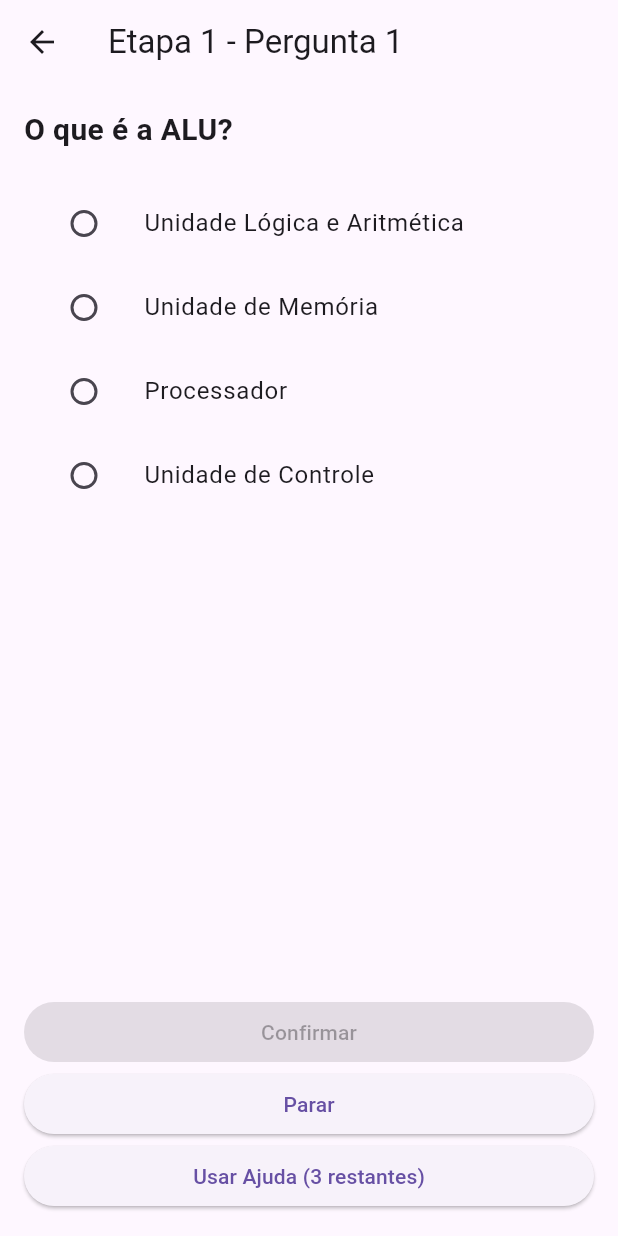
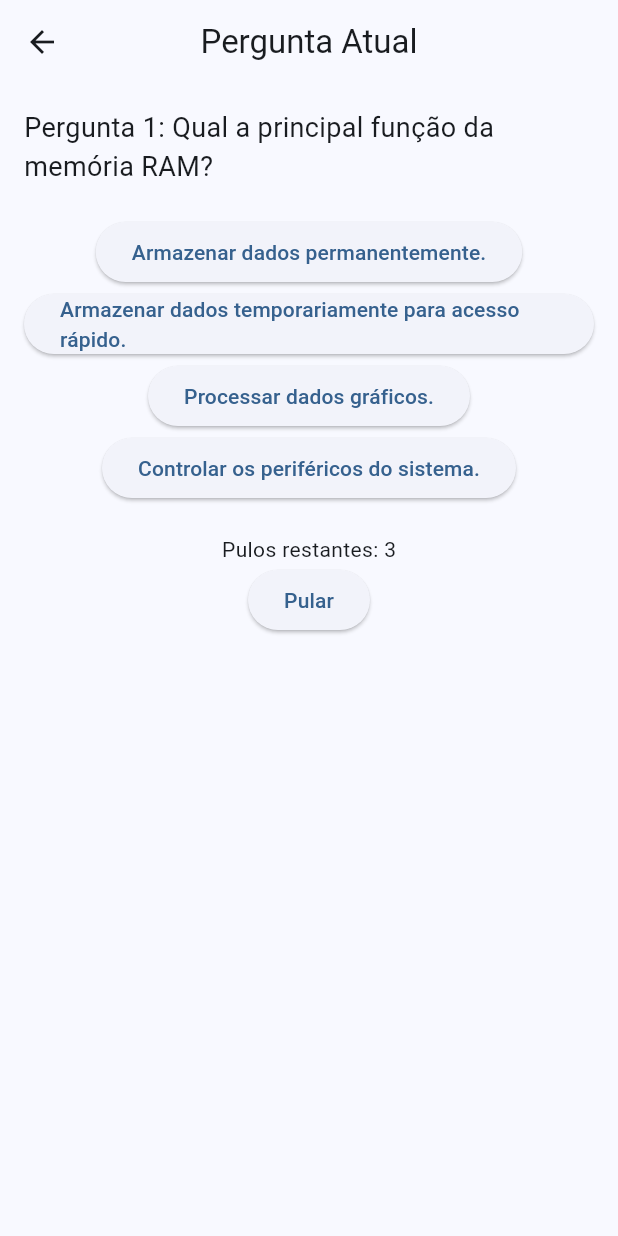
Before and after one commit to gabrielamds/AOCApp, a Flutter app: the TelaPerguntas screen opened directly, on a phone screen of 412 x 824 dp. Run offline on Flutter 3.47's test engine with Material 3 defaults, Android fonts, the phone set to English and light mode, and no system bars.

```diff
--- a/lib/main.dart
+++ b/lib/main.dart
@@ -5,222 +5,85 @@ void main() {
 }
 
 class QuemQuerSerEngenheiro extends StatelessWidget {
-  const QuemQuerSerEngenheiro({Key? key}) : super(key: key);
+  const QuemQuerSerEngenheiro({super.key});
 
   @override
   Widget build(BuildContext context) {
     return MaterialApp(
       title: 'Quem Quer Ser um Engenheiro?',
-      theme: ThemeData(primarySwatch: Colors.blue),
+      theme: ThemeData(
+        colorScheme: ColorScheme.fromSeed(seedColor: Colors.blue),
+        useMaterial3: true,
+      ),
       home: const TelaInicial(),
     );
   }
 }
 
+// Tela Inicial
 class TelaInicial extends StatelessWidget {
-  const TelaInicial({Key? key}) : super(key: key);
+  const TelaInicial({super.key});
 
   @override
   Widget build(BuildContext context) {
     return Scaffold(
-      appBar: AppBar(title: const Text('Quem Quer Ser um Engenheiro?')),
-      body: Center(
-        child: ElevatedButton(
+      body: Container(
+        width: double.infinity,
+        decoration: const BoxDecoration(
+          gradient: LinearGradient(
+            colors: [Colors.blue, Colors.lightBlueAccent],
+            begin: Alignment.topCenter,
+            end: Alignment.bottomCenter,
+          ),
+        ),
+        child: Column(
+          mainAxisAlignment: MainAxisAlignment.center,
+          children: [
+            const Text(
+              'Quem Quer Ser um Engenheiro?',
+              style: TextStyle(
+                fontSize: 32,
+                fontWeight: FontWeight.bold,
+                color: Colors.white,
+              ),
+              textAlign: TextAlign.center,
+            ),
+            const SizedBox(height: 50),
+            ElevatedButton(
               onPressed: () {
                 Navigator.push(
                   context,
                   MaterialPageRoute(builder: (context) => const TelaPerguntas()),
                 );
               },
-          child: const Text('Começar Jogo'),
+              child: const Text('Iniciar Jogo'),
             ),
+            ElevatedButton(
+              onPressed: () {
+                showDialog(
+                  context: context,
+                  builder: (ctx) => AlertDialog(
+                    title: const Text('Instruções'),
+                    content: const Text(
+                      'Responda as perguntas corretamente e use as ajudas quando necessário. '
+                      'O objetivo final é acumular conhecimento e passar na matéria!',
+                    ),
+                    actions: [
+                      TextButton(
+                        onPressed: () {
+                          Navigator.of(ctx).pop();
+                        },
+                        child: const Text('Entendi!'),
+                      ),
+                    ],
                   ),
                 );
-  }
-}
-
-class TelaPerguntas extends StatefulWidget {
-  const TelaPerguntas({Key? key}) : super(key: key);
-
-  @override
-  State<TelaPerguntas> createState() => _TelaPerguntasState();
-}
-
-class _TelaPerguntasState extends State<TelaPerguntas> {
-  // Dados do jogo: perguntas organizadas por etapas
-  final List<List<Map<String, dynamic>>> etapas = [
-    // Etapa 1
-    [
-      {
-        "pergunta": "O que é a ALU?",
-        "opcoes": [
-          "Unidade Lógica e Aritmética",
-          "Unidade de Memória",
-          "Processador",
-          "Unidade de Controle"
-        ],
-        "resposta_correta": 0,
               },
-      {
-        "pergunta": "O que é uma memória RAM?",
-        "opcoes": [
-          "Memória secundária",
-          "Memória de acesso rápido",
-          "Memória não volátil",
-          "Memória de armazenamento permanente"
-        ],
-        "resposta_correta": 1,
-      },
-      // Adicione mais perguntas da Etapa 1...
-    ],
-    // Etapa 2
-    [
-      {
-        "pergunta": "O que é um registrador?",
-        "opcoes": [
-          "Um tipo de processador",
-          "Uma memória interna rápida",
-          "Um controlador de barramento",
-          "Uma placa de rede"
-        ],
-        "resposta_correta": 1,
-      },
-      // Adicione perguntas da Etapa 2...
-    ],
-    // Etapa Final
-    [
-      {
-        "pergunta": "Quem criou a arquitetura von Neumann?",
-        "opcoes": [
-          "Alan Turing",
-          "John von Neumann",
-          "Ada Lovelace",
-          "Niklaus Wirth"
-        ],
-        "resposta_correta": 1,
-      },
-    ],
-  ];
-
-  int etapaAtual = 0; // Controla a etapa atual
-  int perguntaAtual = 0; // Índice da pergunta dentro da etapa
-  int pontuacao = 0; // Pontuação acumulada
-  int valorPergunta = 1000; // Valor inicial das perguntas
-  int? respostaSelecionada; // Índice da resposta selecionada
-  int ajudasRestantes = 3; // Número de ajudas disponíveis
-
-  void usarAjuda() {
-    if (ajudasRestantes > 0) {
-      setState(() {
-        ajudasRestantes--;
-        // Implementação de ajuda: remove opções incorretas visualmente
-      });
-    }
-  }
-
-  void pararJogo() {
-    Navigator.pushReplacement(
-      context,
-      MaterialPageRoute(
-        builder: (context) => TelaResultados(
-          pontuacao: pontuacao,
-          mensagem: 'Você optou por parar!',
-        ),
-      ),
-    );
-  }
-
-  void verificarResposta() {
-    setState(() {
-      if (respostaSelecionada == etapas[etapaAtual][perguntaAtual]["resposta_correta"]) {
-        pontuacao += valorPergunta;
-        proximaPergunta();
-      } else {
-        // Penalidade: metade do valor acumulado
-        pontuacao = (pontuacao / 2).round();
-        Navigator.pushReplacement(
-          context,
-          MaterialPageRoute(
-            builder: (context) => TelaResultados(
-              pontuacao: pontuacao,
-              mensagem: 'Você errou!',
-            ),
-          ),
-        );
-      }
-    });
-  }
-
-  void proximaPergunta() {
-    respostaSelecionada = null; // Reseta a seleção
-    perguntaAtual++;
-
-    if (perguntaAtual >= etapas[etapaAtual].length) {
-      if (etapaAtual == etapas.length - 1) {
-        // Final do jogo
-        Navigator.pushReplacement(
-          context,
-          MaterialPageRoute(
-            builder: (context) => TelaResultados(
-              pontuacao: pontuacao,
-              mensagem: 'Parabéns, você venceu!',
-            ),
-          ),
-        );
-      } else {
-        // Próxima etapa
-        etapaAtual++;
-        perguntaAtual = 0;
-        valorPergunta *= 10; // Aumenta o valor da pergunta
-      }
-    }
-  }
-
-  @override
-  Widget build(BuildContext context) {
-    final pergunta = etapas[etapaAtual][perguntaAtual];
-
-    return Scaffold(
-      appBar: AppBar(
-        title: Text('Etapa ${etapaAtual + 1} - Pergunta ${perguntaAtual + 1}'),
-      ),
-      body: Padding(
-        padding: const EdgeInsets.all(16.0),
-        child: Column(
-          crossAxisAlignment: CrossAxisAlignment.stretch,
-          children: [
-            Text(
-              pergunta["pergunta"],
-              style: const TextStyle(fontSize: 20, fontWeight: FontWeight.bold),
-            ),
-            const SizedBox(height: 20),
-            ...List.generate(pergunta["opcoes"].length, (index) {
-              return ListTile(
-                title: Text(pergunta["opcoes"][index]),
-                leading: Radio<int>(
-                  value: index,
-                  groupValue: respostaSelecionada,
-                  onChanged: (value) {
-                    setState(() {
-                      respostaSelecionada = value;
-                    });
-                  },
-                ),
-              );
-            }),
-            const Spacer(),
-            ElevatedButton(
-              onPressed: respostaSelecionada != null ? verificarResposta : null,
-              child: const Text('Confirmar'),
+              child: const Text('Instruções'),
             ),
             ElevatedButton(
-              onPressed: pararJogo,
-              child: const Text('Parar'),
-            ),
-            if (ajudasRestantes > 0)
-              ElevatedButton(
-                onPressed: usarAjuda,
-                child: Text('Usar Ajuda ($ajudasRestantes restantes)'),
+              onPressed: () => Navigator.of(context).pop(),
+              child: const Text('Sair'),
             ),
           ],
         ),
@@ -229,31 +92,148 @@ class _TelaPerguntasState extends State<TelaPerguntas> {
   }
 }
 
-class TelaResultados extends StatelessWidget {
+// Tela de Perguntas
+class TelaPerguntas extends StatefulWidget {
+  const TelaPerguntas({super.key});
+
+  @override
+  State<TelaPerguntas> createState() => _TelaPerguntasState();
+}
+
+class _TelaPerguntasState extends State<TelaPerguntas> {
+  final List<Map<String, dynamic>> perguntas = [
+    {
+      'texto': 'Qual a principal função da memória RAM?',
+      'alternativas': [
+        'Armazenar dados permanentemente.',
+        'Armazenar dados temporariamente para acesso rápido.',
+        'Processar dados gráficos.',
+        'Controlar os periféricos do sistema.',
+      ],
+      'correta': 1,
+    },
+    {
+      'texto': 'O que é um barramento no computador?',
+      'alternativas': [
+        'Uma rota de transporte de dados entre componentes.',
+        'Um tipo de memória secundária.',
+        'O processador do sistema.',
+        'Um componente responsável pela energia.',
+      ],
+      'correta': 0,
+    },
+    // Adicione mais perguntas...
+  ];
+
+  int perguntaAtual = 0;
+  int pontuacao = 0;
+  int pulosRestantes = 3;
+
+  void responder(int index) {
+    if (index == perguntas[perguntaAtual]['correta']) {
+      setState(() {
+        pontuacao += 1000 * (perguntaAtual + 1);
+        perguntaAtual++;
+      });
+    } else {
+      _mostrarDialogo('Errou!', 'Você perdeu. Pontuação final: $pontuacao');
+    }
+  }
+
+  void pular() {
+    if (pulosRestantes > 0) {
+      setState(() {
+        perguntaAtual++;
+        pulosRestantes--;
+      });
+    } else {
+      _mostrarDialogo('Sem pulos!', 'Você já usou todos os seus pulos.');
+    }
+  }
+
+  void _mostrarDialogo(String titulo, String mensagem) {
+    showDialog(
+      context: context,
+      builder: (ctx) => AlertDialog(
+        title: Text(titulo),
+        content: Text(mensagem),
+        actions: [
+          TextButton(
+            onPressed: () {
+              Navigator.of(ctx).pop();
+            },
+            child: const Text('OK'),
+          ),
+        ],
+      ),
+    );
+  }
+
+  @override
+  Widget build(BuildContext context) {
+    if (perguntaAtual >= perguntas.length) {
+      return TelaFinal(pontuacao: pontuacao);
+    }
+
+    final pergunta = perguntas[perguntaAtual];
+    return Scaffold(
+      appBar: AppBar(
+        title: const Text('Pergunta Atual'),
+        centerTitle: true,
+      ),
+      body: Padding(
+        padding: const EdgeInsets.all(16.0),
+        child: Column(
+          children: [
+            Text(
+              'Pergunta ${perguntaAtual + 1}: ${pergunta['texto']}',
+              style: const TextStyle(fontSize: 18),
+            ),
+            const SizedBox(height: 20),
+            ...List.generate(pergunta['alternativas'].length, (index) {
+              return ElevatedButton(
+                onPressed: () => responder(index),
+                child: Text(pergunta['alternativas'][index]),
+              );
+            }),
+            const SizedBox(height: 20),
+            Text('Pulos restantes: $pulosRestantes'),
+            ElevatedButton(
+              onPressed: pular,
+              child: const Text('Pular'),
+            ),
+          ],
+        ),
+      ),
+    );
+  }
+}
+
+// Tela Final
+class TelaFinal extends StatelessWidget {
   final int pontuacao;
-  final String mensagem;
 
-  const TelaResultados({Key? key, required this.pontuacao, required this.mensagem}) : super(key: key);
+  const TelaFinal({super.key, required this.pontuacao});
 
   @override
   Widget build(BuildContext context) {
     return Scaffold(
-      appBar: AppBar(title: const Text('Resultados')),
       body: Center(
         child: Column(
           mainAxisAlignment: MainAxisAlignment.center,
           children: [
-            Text(
-              mensagem,
-              style: const TextStyle(fontSize: 24, fontWeight: FontWeight.bold),
+            const Text(
+              'Parabéns!',
+              style: TextStyle(fontSize: 24),
             ),
-            Text(
-              'Sua pontuação final: $pontuacao',
-              style: const TextStyle(fontSize: 20),
-            ),
+            Text('Sua pontuação final foi: $pontuacao'),
             ElevatedButton(
               onPressed: () {
-                Navigator.pop(context);
+                Navigator.pushAndRemoveUntil(
+                  context,
+                  MaterialPageRoute(builder: (context) => const TelaInicial()),
+                  (route) => false,
+                );
               },
               child: const Text('Voltar ao Início'),
             ),
```
Lines whose indentation alone changed are shown as unchanged.
